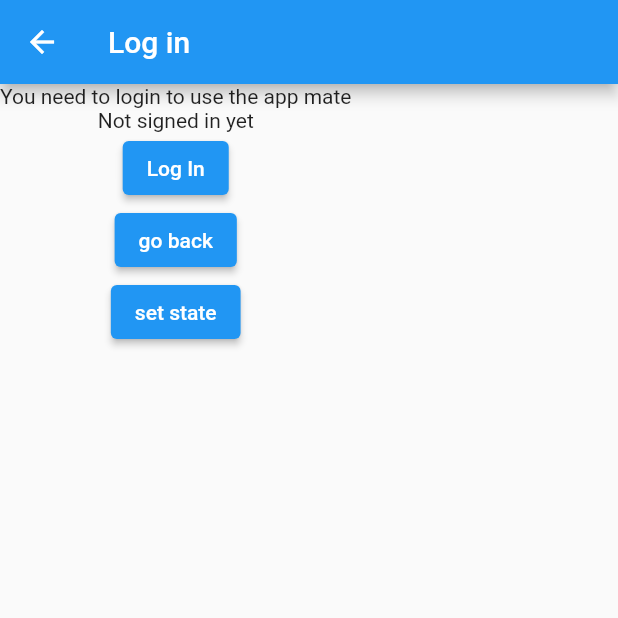
After one commit to EG3301R-SSC334/urbanfarming_flutter, a Flutter app: the screen it shows after launch, after a tap on "Log In", on a phone screen of 412 x 824 dp, the top half of it. The commit adds this screen. Run offline on Flutter 3.47's test engine with Material 2 defaults, Android fonts, the phone set to English and light mode, and no system bars; our stand-ins replace charts_flutter, google_sign_in, shared_preferences.

Commit message:
add support for sign in with google

```diff
--- /dev/null
+++ b/lib/auth.dart
@@ -0,0 +1,115 @@
+// Copyright (C) 2021 Rumesh Sudhaharan
+//
+// This file is part of urbanfarming_flutter.
+//
+// urbanfarming_flutter is free software: you can redistribute it and/or modify
+// it under the terms of the GNU General Public License as published by
+// the Free Software Foundation, either version 3 of the License, or
+// (at your option) any later version.
+//
+// urbanfarming_flutter is distributed in the hope that it will be useful,
+// but WITHOUT ANY WARRANTY; without even the implied warranty of
+// MERCHANTABILITY or FITNESS FOR A PARTICULAR PURPOSE.  See the
+// GNU General Public License for more details.
+//
+// You should have received a copy of the GNU General Public License
+// along with urbanfarming_flutter.  If not, see <https://www.gnu.org/licenses/>.
+
+import 'package:google_sign_in/google_sign_in.dart';
+import 'package:shared_preferences/shared_preferences.dart';
+
+class Auth {
+	// Make this a singleton class
+	static final Auth _instance = Auth._init();
+
+	factory Auth() {
+		print("calling instance of Auth");
+		return _instance;
+	}
+
+	// Continue with the class itself
+	GoogleSignIn _googleSignIn = GoogleSignIn(
+		clientId: "",
+		scopes: [
+			'https://www.googleapis.com/auth/userinfo.email'
+		]
+	);
+
+	GoogleSignInAccount? _currentUser;
+	SharedPreferences? _prefs;
+
+	List<Function> _cbs = [];
+
+	bool loggedIn = false;
+
+	Auth._init() {
+		// Auth() {
+			print("AUTH IS BEING INITED NOW");
+			SharedPreferences.getInstance().then((prefs) {
+				_prefs = prefs;
+				try {
+					loggedIn = _prefs?.getBool("logged_in") ?? false;
+					print("\nLogged In Status: $loggedIn");
+				} catch (error) {
+					print(error);
+					loggedIn = false;
+				}
+			}
+		);
+
+		_googleSignIn.onCurrentUserChanged.listen((GoogleSignInAccount? account) {
+			print("sign in happening");
+			print("account: $account");
+			print("_currentUser: $_currentUser");
+			_currentUser = account;
+			_prefs?.setBool("logged_in", true);
+
+			print("_currentUser: $_currentUser");
+
+			print("Calling CBs");
+			_cbs.forEach((element) {
+				element();
+			});
+
+			print("Finished signing in");
+		});
+
+		_googleSignIn.signInSilently();
+		print("_currentUser $_currentUser");
+	}
+
+	Future<void> signIn() async {
+		try {
+			await _googleSignIn.signIn();
+		} catch (error) {
+			print(error);
+		}
+	}
+
+	void addCB(Function cb) {
+		_cbs.add(cb);
+	}
+
+	void removeCB(Function cb) {
+		_cbs.remove(cb);
+	}
+
+	void signInSync() {
+		try {
+			_googleSignIn.signIn().then((_) {});
+		} catch (error) {
+			print("ERROR EXPERIENCED: $error");
+		}
+	}
+
+	void signOut() {
+		_googleSignIn.disconnect();
+		_prefs?.setBool("logged_in", false);
+	}
+
+	// bool isSignedIn() => (_currentUser != null) ? true : false;
+	bool isSignedIn() => loggedIn;
+
+	GoogleSignInAccount? getUser() => _currentUser;
+
+}
--- /dev/null
+++ b/lib/login_page.dart
@@ -0,0 +1,66 @@
+// Copyright (C) 2021 Rumesh Sudhaharan
+//
+// This file is part of urbanfarming_flutter.
+//
+// urbanfarming_flutter is free software: you can redistribute it and/or modify
+// it under the terms of the GNU General Public License as published by
+// the Free Software Foundation, either version 3 of the License, or
+// (at your option) any later version.
+//
+// urbanfarming_flutter is distributed in the hope that it will be useful,
+// but WITHOUT ANY WARRANTY; without even the implied warranty of
+// MERCHANTABILITY or FITNESS FOR A PARTICULAR PURPOSE.  See the
+// GNU General Public License for more details.
+//
+// You should have received a copy of the GNU General Public License
+// along with urbanfarming_flutter.  If not, see <https://www.gnu.org/licenses/>.
+
+import 'package:flutter/material.dart';
+
+import 'auth.dart';
+
+Auth _auth = Auth();
+
+class LogInPageState extends State {
+	void authCB() {
+		print("LOGIN Page Auth CB Called");
+		setState(() {
+			_auth.removeCB(authCB);
+			Navigator.pop(context);
+		});
+	}
+
+	@override
+	Widget build(BuildContext context) {
+		_auth.addCB(authCB);
+
+		return Scaffold(
+			appBar: AppBar(
+				title: Text("Log in"),
+			),
+			body: Column(
+				children: [
+					Text("You need to login to use the app mate"),
+					Text((_auth.isSignedIn()) ? "SIGNED IN " : "Not signed in yet"),
+					ElevatedButton(
+						child: Text("Log In"),
+						onPressed: () => _auth.signInSync()
+					),
+					ElevatedButton(
+						child: Text("go back"),
+						onPressed: () => Navigator.pop(context),
+					),
+					ElevatedButton(
+						child: Text("set state"),
+						onPressed: () => setState(() {}),
+					),
+				]
+			)
+		);
+	}
+}
+
+class LogInPage extends StatefulWidget {
+	@override
+	LogInPageState createState() => LogInPageState();
+}
--- a/lib/main.dart
+++ b/lib/main.dart
@@ -17,37 +17,29 @@
 
 import 'package:flutter/material.dart';
 import 'package:google_sign_in/google_sign_in.dart';
+import 'package:urbanfarming_flutter/login_page.dart';
 
 import 'server.dart';
 import 'graphs.dart';
+import 'auth.dart';
 
 GoogleSignIn _googleSignIn = GoogleSignIn(
-	clientId: "",
+	clientId: "46868439888-v405ntt411j634238ih9qptopb9svdjf.apps.googleusercontent.com",
 	scopes: [
-    'https://www.googleapis.com/auth/userinfo.email'
+		'https://www.googleapis.com/auth/userinfo.email'
 	]
 );
 
 class _HomePageState extends State {
+	Auth auth = Auth();
 	List<Plant> plants = [];
 	Server server = Server(0);
-
-	GoogleSignInAccount? _currentUser;
 
 	@override
 	void initState() {
 		super.initState();
-		_googleSignIn.onCurrentUserChanged.listen((GoogleSignInAccount? account) {
-			setState(() {
-				print("\n\n\nsetting state\n\n");
-				_currentUser = account;
-        print(_currentUser);
-			});
-			if (_currentUser != null) {
-				print("\n\n\nGot account\n\n");
-			}
-		});
-		_googleSignIn.signInSilently();
+		auth.addCB(authCB);
+		WidgetsBinding.instance?.addPostFrameCallback((timeStamp) {postBuild();});
 	}
 
 	void _cb(List<Plant> newList) {
@@ -59,15 +51,29 @@ class _HomePageState extends State {
 		try {
 			await _googleSignIn.signIn();
 		} catch (error) {
-			print("\n\n Failed to sign in\n\n");
 			print(error);
 		}
+	}
+
+	void postBuild() {
+		print("SIGNIN STATUS: ${auth.isSignedIn()}");
+		if (!auth.isSignedIn()) {
+			Navigator.push(context, MaterialPageRoute(builder: (context) => LogInPage()));
+		}
+	}
+
+	void authCB() {
+		print("Main Page Auth CB Called");
+		setState(() {
+		  print(auth.getUser().toString());
+		});
 	}
 
 	@override
 	Widget build(BuildContext context) {
 		server.addCB(_cb);
-		GoogleSignInAccount? user = _currentUser;
+
+		GoogleSignInAccount? user = auth.getUser();
 		return Column(
 			mainAxisSize: MainAxisSize.min,
 			children: [
@@ -75,21 +81,33 @@ class _HomePageState extends State {
 					child: TestGraph.withData(),
 					height: 200,
 				),
-				Container(
-					child: TestGraph.withData(),
-					height: 300,
-				),
+				// Container(
+				// 	child: TestGraph.withData(),
+				// 	height: 300,
+				// ),
+				Text(auth.getUser().toString()),
 				(user != null) ?
-				Text('${user.email} ${user.displayName} ${user.id}') :
+				Text('${user.email} ${user.displayName} ${user.id} ${auth.toString()}') :
 				Text('Not logged in yet'),
 				ElevatedButton(
 					child: Text("Log in"),
-					// onPressed: () => _googleSignIn.signIn(),
-					onPressed: () => _handleSignIn(),
+					onPressed: () => auth.signIn(),
 				),
 				ElevatedButton(
 					child: Text("Log out"),
-					onPressed: () => _googleSignIn.disconnect()
+					onPressed: () => auth.signOut(),
+				),
+				ElevatedButton(
+					child: Text("Sign in page"),
+					onPressed: () => Navigator.push(context, MaterialPageRoute(
+						builder: (context) {
+							return LogInPage();
+						}
+					))
+				),
+				ElevatedButton(
+					child: Text("set state"),
+					onPressed: () => setState(() {})
 				)
 			],
 		);
@@ -109,7 +127,7 @@ class UrbanFarmingApp extends StatelessWidget {
 			appBar: AppBar(
 				title: Text("Urban Farming")
 			),
-			body: HomePage(),
+			body: HomePage()
 		)
 	);
 }
--- a/pubspec.yaml
+++ b/pubspec.yaml
@@ -30,8 +30,7 @@ dependencies:
       path: charts_flutter
   # charts_flutter: ^0.10.0
   google_sign_in: ^5.0.5
-  # firebase_auth: ^0.16.0
-
+  shared_preferences: ^2.0.6
 
   # The following adds the Cupertino Icons font to your application.
   # Use with the CupertinoIcons class for iOS style icons.
```
Also changed, not shown: pubspec.lock.
